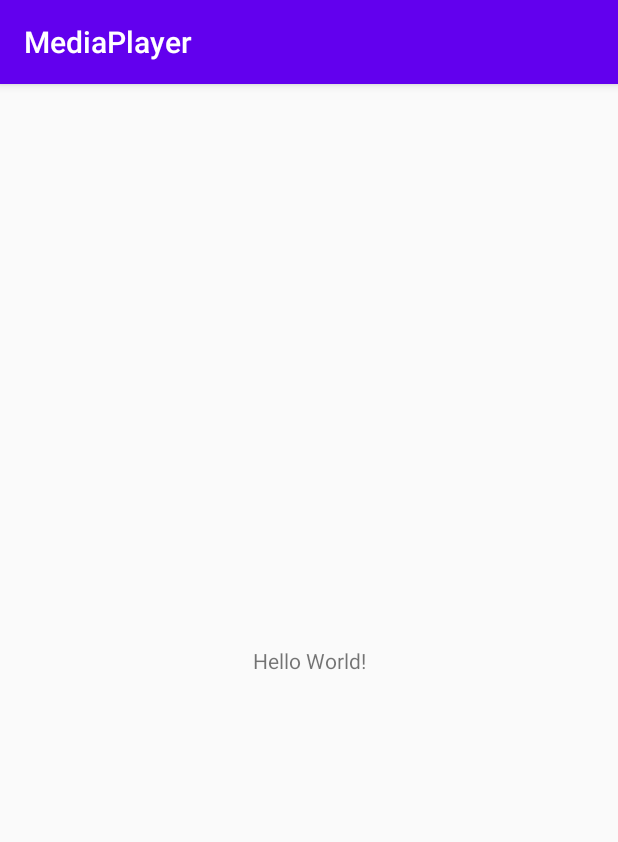
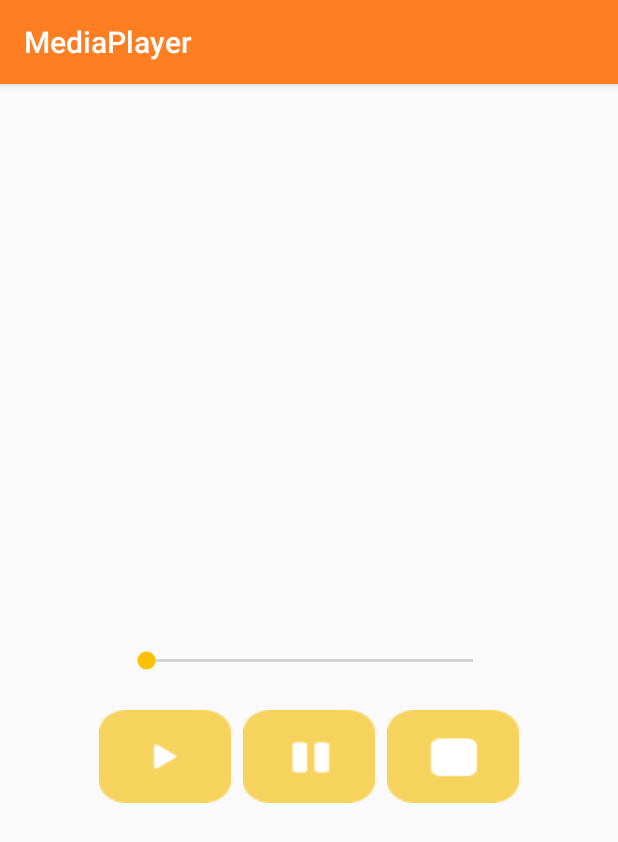
Before and after one commit to KaicFC/MediaPlayer, an Android app: the screen it shows after launch (MainActivity), on a phone screen of 412 x 824 dp. Shown: the top 842 px of the screen. Run offline under Robolectric (Android 15) with nearby library versions, the phone set to English and light mode, and no system bars.

Commit message:
Criação da interface. Adição das imagens e das músicas. Configuração da MediaPlayer. Adicionando função aos botões de play, pause, stop e configuração da seekBar para o volume.

```diff
--- a/app/src/main/java/com/cursoandroid/mediaplayer/MainActivity.java
+++ b/app/src/main/java/com/cursoandroid/mediaplayer/MainActivity.java
@@ -2,13 +2,104 @@ package com.cursoandroid.mediaplayer;
 
 import androidx.appcompat.app.AppCompatActivity;
 
+import android.content.Context;
+import android.media.AudioManager;
+import android.media.MediaPlayer;
 import android.os.Bundle;
+import android.view.View;
+import android.widget.SeekBar;
 
 public class MainActivity extends AppCompatActivity {
+
+    private MediaPlayer mediaPlayer;
+    private SeekBar seekVolume;
+    private AudioManager audioManager;
 
     @Override
     protected void onCreate(Bundle savedInstanceState) {
         super.onCreate(savedInstanceState);
         setContentView(R.layout.activity_main);
+
+        mediaPlayer = MediaPlayer.create(getApplicationContext(), R.raw.bach);
+
+        inicializarSeekBar();
+
     }
+
+    private void inicializarSeekBar(){
+
+        seekVolume = findViewById(R.id.seekVolume);
+
+        //AudioManager
+        //Configurar o áudio manager
+        audioManager = (AudioManager) getSystemService(Context.AUDIO_SERVICE);
+        //Recuperar os valores do volume atual e máximo
+        int volumeMaximo = audioManager.getStreamMaxVolume(audioManager.STREAM_MUSIC);
+        int volumeAtual = audioManager.getStreamVolume(audioManager.STREAM_MUSIC);
+
+        //SeekBar
+        //Configurar os valores máximos para a seekBar
+        seekVolume.setMax(volumeMaximo);
+        //Configurar o volume atual na seekBar
+        seekVolume.setProgress(volumeAtual);
+
+        seekVolume.setOnSeekBarChangeListener(new SeekBar.OnSeekBarChangeListener() {
+            @Override
+            public void onProgressChanged(SeekBar seekBar, int progress, boolean fromUser) {
+                audioManager.setStreamVolume(AudioManager.STREAM_MUSIC, progress, 0);
+            }
+
+            @Override
+            public void onStartTrackingTouch(SeekBar seekBar) {
+
+            }
+
+            @Override
+            public void onStopTrackingTouch(SeekBar seekBar) {
+
+            }
+        });
+
+    }
+
+    public void executarSom(View view){
+
+        if( mediaPlayer != null){
+            mediaPlayer.start();
+        }
+    }
+
+    public void pausarSom(View view){
+
+        if(mediaPlayer.isPlaying()){
+            mediaPlayer.pause();
+        }
+    }
+
+    public void pararSom(View view){
+
+        if(mediaPlayer.isPlaying()){
+            mediaPlayer.stop();
+            mediaPlayer =  MediaPlayer.create(getApplicationContext(), R.raw.bach);
+        }
+    }
+
+    public void onStop(){
+        super.onStop();
+
+        if(mediaPlayer.isPlaying()){
+            mediaPlayer.pause();
+        }
+    }
+
+    public void onDestroy(){
+        super.onDestroy();
+        if(mediaPlayer != null && mediaPlayer.isPlaying()){
+            mediaPlayer.stop();
+            //Libera recursos de memoria...
+            mediaPlayer.release();
+            mediaPlayer = null;
+        }
+    }
+
 }
--- a/app/src/main/res/layout/activity_main.xml
+++ b/app/src/main/res/layout/activity_main.xml
@@ -6,13 +6,54 @@
     android:layout_height="match_parent"
     tools:context=".MainActivity">
 
-    <TextView
+    <SeekBar
+        android:id="@+id/seekVolume"
+        android:layout_width="250dp"
+        android:layout_height="wrap_content"
+        app:layout_constraintBottom_toBottomOf="parent"
+        app:layout_constraintEnd_toEndOf="parent"
+        app:layout_constraintStart_toStartOf="parent"
+        app:layout_constraintTop_toTopOf="parent" />
+
+    <Button
+        android:id="@+id/buttonPlay"
         android:layout_width="wrap_content"
         android:layout_height="wrap_content"
-        android:text="Hello World!"
-        app:layout_constraintBottom_toBottomOf="parent"
-        app:layout_constraintLeft_toLeftOf="parent"
-        app:layout_constraintRight_toRightOf="parent"
-        app:layout_constraintTop_toTopOf="parent" />
+        android:layout_marginTop="24dp"
+        android:layout_marginEnd="8dp"
+        android:layout_marginRight="8dp"
+        android:background="@drawable/play"
+        android:onClick="executarSom"
+        app:layout_constraintEnd_toStartOf="@+id/buttonPause"
+        app:layout_constraintHorizontal_bias="0.5"
+        app:layout_constraintHorizontal_chainStyle="packed"
+        app:layout_constraintStart_toStartOf="parent"
+        app:layout_constraintTop_toBottomOf="@+id/seekVolume" />
+
+    <Button
+        android:id="@+id/buttonPause"
+        android:layout_width="wrap_content"
+        android:layout_height="wrap_content"
+        android:layout_marginTop="24dp"
+        android:layout_marginEnd="8dp"
+        android:layout_marginRight="8dp"
+        android:background="@drawable/pause"
+        android:onClick="pausarSom"
+        app:layout_constraintEnd_toStartOf="@+id/buttonStop"
+        app:layout_constraintHorizontal_bias="0.5"
+        app:layout_constraintStart_toEndOf="@+id/buttonPlay"
+        app:layout_constraintTop_toBottomOf="@+id/seekVolume" />
+
+    <Button
+        android:id="@+id/buttonStop"
+        android:layout_width="wrap_content"
+        android:layout_height="wrap_content"
+        android:layout_marginTop="24dp"
+        android:background="@drawable/stop"
+        android:onClick="pararSom"
+        app:layout_constraintEnd_toEndOf="parent"
+        app:layout_constraintHorizontal_bias="0.5"
+        app:layout_constraintStart_toEndOf="@+id/buttonPause"
+        app:layout_constraintTop_toBottomOf="@+id/seekVolume" />
 
 </androidx.constraintlayout.widget.ConstraintLayout>
--- a/app/src/main/res/values/colors.xml
+++ b/app/src/main/res/values/colors.xml
@@ -1,6 +1,6 @@
 <?xml version="1.0" encoding="utf-8"?>
 <resources>
-    <color name="colorPrimary">#6200EE</color>
-    <color name="colorPrimaryDark">#3700B3</color>
-    <color name="colorAccent">#03DAC5</color>
+    <color name="colorPrimary">#FF7E22</color>
+    <color name="colorPrimaryDark">#FF5722</color>
+    <color name="colorAccent">#FFC107</color>
 </resources>
```
Also changed, not shown: app/src/main/res/drawable-v24/pause.png (added), app/src/main/res/drawable-v24/play.png (added), app/src/main/res/drawable-v24/stop.png (added), 2 other files.
